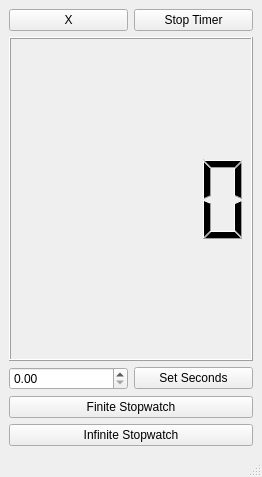
This is Stopwatch/mainwindow.ui in baraa-almasri/Qt as Qt 5 draws it before an edit. The edited form follows.
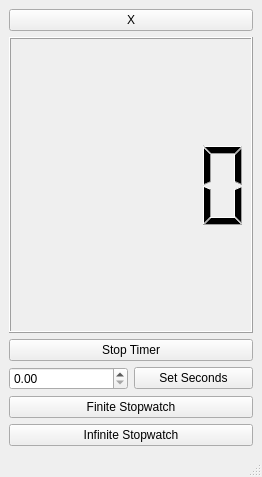
This is the edited form.

Patch:
```diff
--- a/Stopwatch/mainwindow.ui
+++ b/Stopwatch/mainwindow.ui
@@ -17,9 +17,23 @@
    <layout class="QGridLayout" name="gridLayout">
     <item row="2" column="0">
      <layout class="QVBoxLayout" name="verticalLayout">
+      <item>
+       <widget class="QPushButton" name="kill">
+        <property name="text">
+         <string>X</string>
+        </property>
+       </widget>
+      </item>
       <item>
        <widget class="QLCDNumber" name="secsDisplay"/>
       </item>
+      <item>
+       <widget class="QPushButton" name="killTimer">
+        <property name="text">
+         <string>Stop Timer</string>
+        </property>
+       </widget>
+      </item>
       <item>
        <layout class="QHBoxLayout" name="horizontalLayout">
         <item>
@@ -41,17 +55,9 @@
         </item>
        </layout>
       </item>
-      <item>
-       <widget class="QPushButton" name="finiteStopwatch">
-        <property name="cursor">
-         <cursorShape>PointingHandCursor</cursorShape>
-        </property>
-        <property name="text">
-         <string>Finite Stopwatch</string>
-        </property>
-       </widget>
-      </item>
-      <item>
+     </layout>
+    </item>
+    <item row="6" column="0">
        <widget class="QPushButton" name="infiniteStopwatch">
         <property name="cursor">
          <cursorShape>PointingHandCursor</cursorShape>
@@ -61,25 +67,15 @@
         </property>
        </widget>
       </item>
-     </layout>
-    </item>
-    <item row="0" column="0">
-     <layout class="QHBoxLayout" name="horizontalLayout_2">
-      <item>
-       <widget class="QPushButton" name="kill">
-        <property name="text">
-         <string>X</string>
-        </property>
-       </widget>
-      </item>
-      <item>
-       <widget class="QPushButton" name="killTimer">
+    <item row="3" column="0">
+     <widget class="QPushButton" name="finiteStopwatch">
+      <property name="cursor">
+       <cursorShape>PointingHandCursor</cursorShape>
+      </property>
         <property name="text">
-         <string>Stop Timer</string>
-        </property>
-       </widget>
-      </item>
-     </layout>
+       <string>Finite Stopwatch</string>
+      </property>
+     </widget>
     </item>
    </layout>
   </widget>
```
Lines whose indentation alone changed are shown as unchanged.
